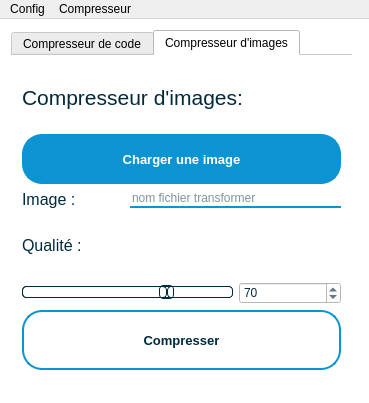
Qt form Minifier/mainwindow.ui (Minifier/Minifier) before a commit.
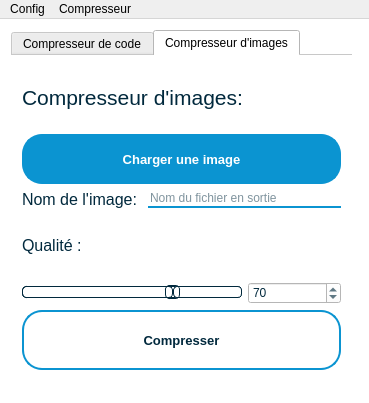
The same form after that commit. The open tabs and pages were chosen to show the change. Icons and pictures are not drawn.

What changed in the file:
```diff
--- a/Minifier/mainwindow.ui
+++ b/Minifier/mainwindow.ui
@@ -335,7 +335,7 @@
 }</string>
             </property>
             <property name="text">
-             <string>Image :</string>
+             <string>Nom de l'image: </string>
             </property>
            </widget>
           </item>
@@ -354,7 +354,7 @@
 border-bottom: 2px solid #0b94d1;</string>
             </property>
             <property name="placeholderText">
-             <string>nom fichier transformer</string>
+             <string>Nom du fichier en sortie</string>
             </property>
            </widget>
           </item>
```
